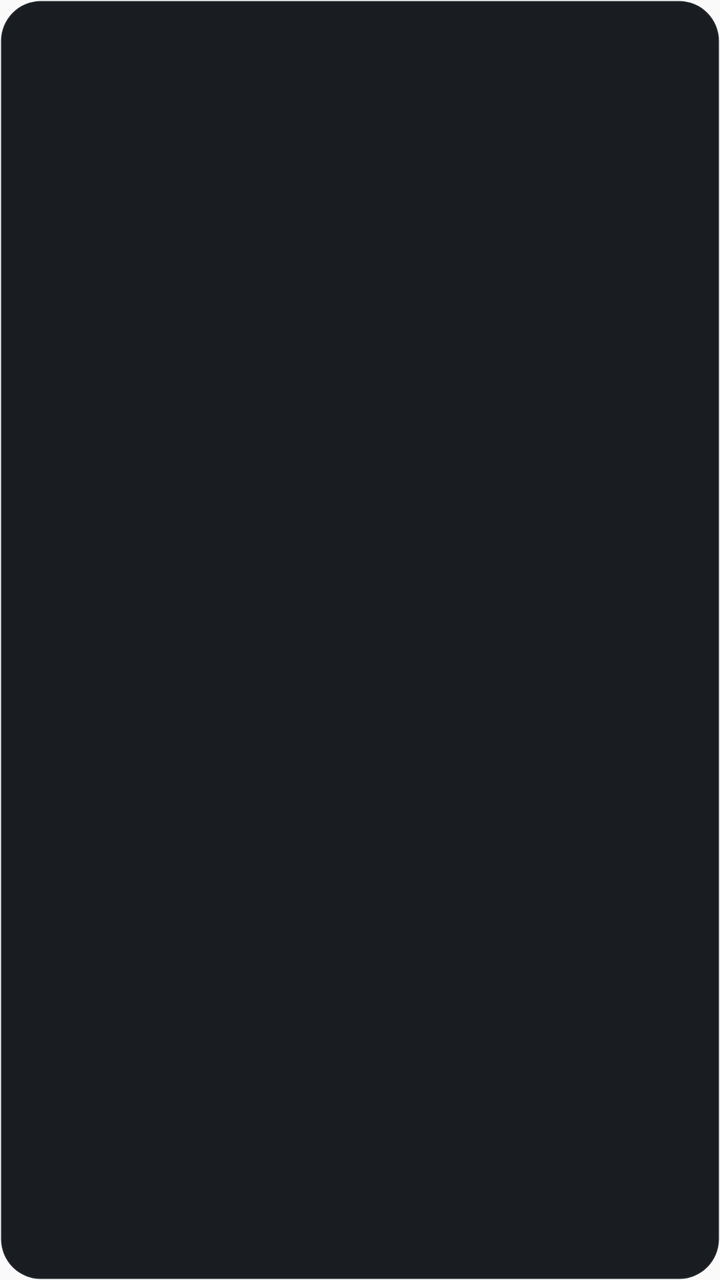
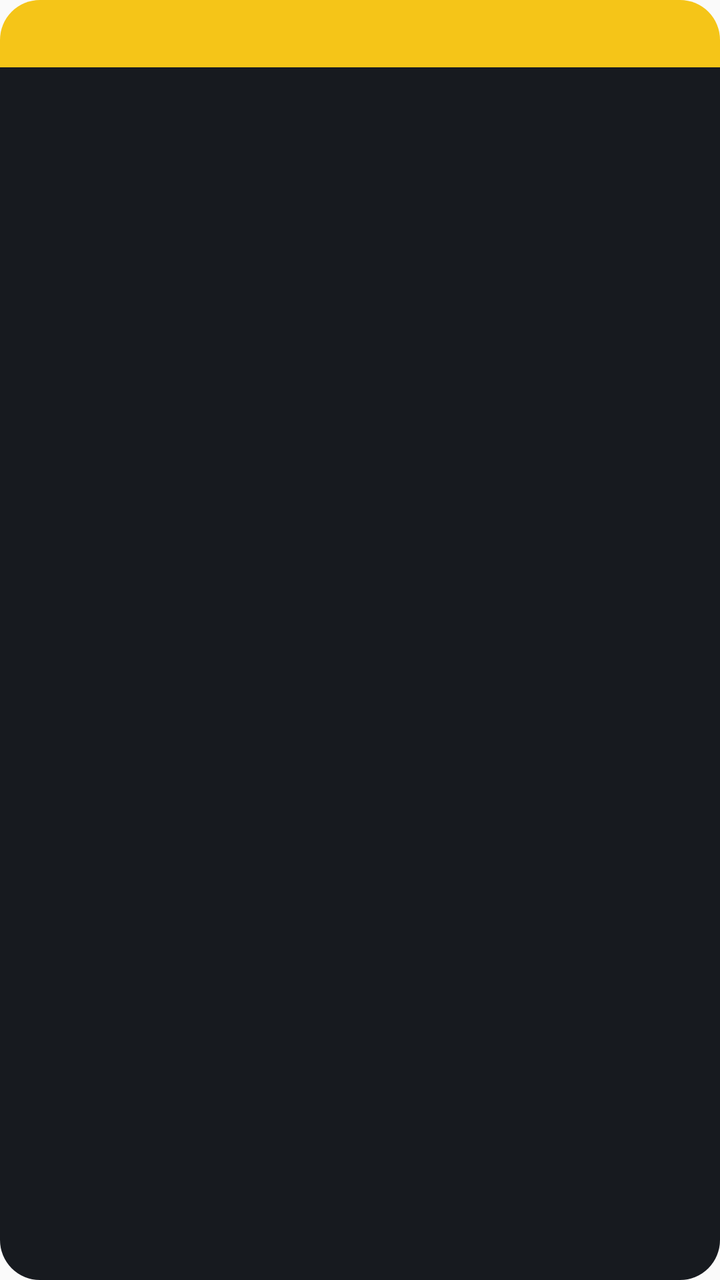

Two renders of the same Android screen: before a commit and after it. Below are the layout's source before the change and the commit's diff.
<!-- AndroidManifest.xml: application theme AppTheme -->
<!-- res/layout/widget_upcoming.xml -->
<?xml version="1.0" encoding="utf-8"?>
<LinearLayout xmlns:android="http://schemas.android.com/apk/res/android"
    android:id="@+id/widget_root"
    android:layout_width="match_parent"
    android:layout_height="match_parent"
    android:background="@drawable/widget_bg"
    android:orientation="vertical"
    android:padding="14dp"
    android:layoutDirection="locale"
    android:textDirection="locale">

    <TextView
        android:id="@+id/title"
        android:layout_width="match_parent"
        android:layout_height="wrap_content"
        android:textColor="#FFD700"
        android:textSize="13sp"
        android:textStyle="bold"
        android:maxLines="1" />

    <TextView
        android:id="@+id/empty"
        android:layout_width="match_parent"
        android:layout_height="wrap_content"
        android:layout_marginTop="8dp"
        android:textColor="#99FFFFFF"
        android:textSize="13sp"
        android:visibility="gone" />

    <LinearLayout android:id="@+id/row1" android:layout_width="match_parent" android:layout_height="wrap_content" android:orientation="vertical" android:layout_marginTop="10dp" android:visibility="gone">
        <TextView android:id="@+id/row1_line1" android:layout_width="match_parent" android:layout_height="wrap_content" android:textColor="#E9C400" android:textSize="11sp" android:maxLines="1" />
        <TextView android:id="@+id/row1_line2" android:layout_width="match_parent" android:layout_height="wrap_content" android:textColor="#FFFFFF" android:textSize="14sp" android:textStyle="bold" android:maxLines="1" android:ellipsize="end" />
    </LinearLayout>

    <LinearLayout android:id="@+id/row2" android:layout_width="match_parent" android:layout_height="wrap_content" android:orientation="vertical" android:layout_marginTop="8dp" android:visibility="gone">
        <TextView android:id="@+id/row2_line1" android:layout_width="match_parent" android:layout_height="wrap_content" android:textColor="#E9C400" android:textSize="11sp" android:maxLines="1" />
        <TextView android:id="@+id/row2_line2" android:layout_width="match_parent" android:layout_height="wrap_content" android:textColor="#FFFFFF" android:textSize="14sp" android:textStyle="bold" android:maxLines="1" android:ellipsize="end" />
    </LinearLayout>

    <LinearLayout android:id="@+id/row3" android:layout_width="match_parent" android:layout_height="wrap_content" android:orientation="vertical" android:layout_marginTop="8dp" android:visibility="gone">
        <TextView android:id="@+id/row3_line1" android:layout_width="match_parent" android:layout_height="wrap_content" android:textColor="#E9C400" android:textSize="11sp" android:maxLines="1" />
        <TextView android:id="@+id/row3_line2" android:layout_width="match_parent" android:layout_height="wrap_content" android:textColor="#FFFFFF" android:textSize="14sp" android:textStyle="bold" android:maxLines="1" android:ellipsize="end" />
    </LinearLayout>

    <LinearLayout android:id="@+id/row4" android:layout_width="match_parent" android:layout_height="wrap_content" android:orientation="vertical" android:layout_marginTop="8dp" android:visibility="gone">
        <TextView android:id="@+id/row4_line1" android:layout_width="match_parent" android:layout_height="wrap_content" android:textColor="#E9C400" android:textSize="11sp" android:maxLines="1" />
        <TextView android:id="@+id/row4_line2" android:layout_width="match_parent" android:layout_height="wrap_content" android:textColor="#FFFFFF" android:textSize="14sp" android:textStyle="bold" android:maxLines="1" android:ellipsize="end" />
    </LinearLayout>
</LinearLayout>
<!-- resources referenced by this layout -->
<resources>
  <!-- drawable widget_bg (drawable) -->
  <?xml version="1.0" encoding="utf-8"?>
  <shape xmlns:android="http://schemas.android.com/apk/res/android" android:shape="rectangle">
      <solid android:color="#F20D1117" />
      <corners android:radius="20dp" />
      <stroke android:width="1dp" android:color="#14FFFFFF" />
  </shape>
  <style name="AppTheme" parent="Theme.AppCompat.Light.DarkActionBar">
          
          <item name="colorPrimary">@color/colorPrimary</item>
          <item name="colorPrimaryDark">@color/colorPrimaryDark</item>
          <item name="colorAccent">@color/colorAccent</item>
      </style>
</resources>

<!-- the commit's change to res/layout/widget_upcoming.xml (unified diff, before → after) -->
@@ -3,47 +3,637 @@
     android:id="@+id/widget_root"
     android:layout_width="match_parent"
     android:layout_height="match_parent"
-    android:background="@drawable/widget_bg"
     android:orientation="vertical"
-    android:padding="14dp"
     android:layoutDirection="locale"
     android:textDirection="locale">
 
-    <TextView
-        android:id="@+id/title"
+    <LinearLayout
         android:layout_width="match_parent"
         android:layout_height="wrap_content"
-        android:textColor="#FFD700"
-        android:textSize="13sp"
-        android:textStyle="bold"
-        android:maxLines="1" />
-
-    <TextView
-        android:id="@+id/empty"
+        android:orientation="horizontal"
+        android:gravity="center_vertical"
+        android:background="@drawable/widget_header_bg"
+        android:paddingStart="14dp"
+        android:paddingEnd="14dp"
+        android:paddingTop="8dp"
+        android:paddingBottom="8dp">
+
+        <TextView
+            android:id="@+id/title"
+            android:layout_width="match_parent"
+            android:layout_height="wrap_content"
+            android:textColor="#161616"
+            android:textSize="13sp"
+            android:textStyle="bold"
+            android:maxLines="1" />
+    </LinearLayout>
+
+    <LinearLayout
+        android:layout_width="match_parent"
+        android:layout_height="0dp"
+        android:layout_weight="1"
+        android:orientation="vertical"
+        android:background="@drawable/widget_body_bg"
+        android:paddingStart="12dp"
+        android:paddingEnd="12dp"
+        android:paddingTop="2dp"
+        android:paddingBottom="6dp">
+
+        <TextView
+            android:id="@+id/empty"
+            android:layout_width="match_parent"
+            android:layout_height="wrap_content"
+            android:layout_marginTop="10dp"
+            android:textColor="#99FFFFFF"
+            android:textSize="13sp"
+            android:visibility="gone" />
+
+    <LinearLayout
+        android:id="@+id/row1"
         android:layout_width="match_parent"
         android:layout_height="wrap_content"
-        android:layout_marginTop="8dp"
-        android:textColor="#99FFFFFF"
-        android:textSize="13sp"
+        android:orientation="horizontal"
+        android:gravity="center_vertical"
+        android:paddingTop="6dp"
+        android:paddingBottom="6dp"
+        android:visibility="gone">
+
+        <ImageView
+            android:id="@+id/row1_poster"
+            android:layout_width="40dp"
+            android:layout_height="57dp"
+            android:scaleType="centerCrop"
+            android:background="#1AFFFFFF"
+            android:importantForAccessibility="no" />
+
+        <LinearLayout
+            android:layout_width="0dp"
+            android:layout_height="wrap_content"
+            android:layout_weight="1"
+            android:layout_marginStart="10dp"
+            android:orientation="vertical">
+
+            <TextView
+                android:id="@+id/row1_title"
+                android:layout_width="match_parent"
+                android:layout_height="wrap_content"
+                android:textColor="#FFFFFF"
+                android:textSize="14sp"
+                android:textStyle="bold"
+                android:maxLines="1"
+                android:ellipsize="end" />
+
+            <LinearLayout
+                android:layout_width="match_parent"
+                android:layout_height="wrap_content"
+                android:orientation="horizontal"
+                android:gravity="center_vertical"
+                android:layout_marginTop="3dp">
+
+                <TextView
+                    android:id="@+id/row1_network"
+                    android:layout_width="wrap_content"
+                    android:layout_height="wrap_content"
+                    android:background="@drawable/widget_pill"
+                    android:paddingStart="6dp"
+                    android:paddingEnd="6dp"
+                    android:paddingTop="1dp"
+                    android:paddingBottom="1dp"
+                    android:textColor="#DDFFFFFF"
+                    android:textSize="10sp"
+                    android:textStyle="bold"
+                    android:maxLines="1" />
+
+                <TextView
+                    android:id="@+id/row1_ep"
+                    android:layout_width="wrap_content"
+                    android:layout_height="wrap_content"
+                    android:layout_marginStart="6dp"
+                    android:textColor="#99FFFFFF"
+                    android:textSize="12sp"
+                    android:maxLines="1" />
+            </LinearLayout>
+        </LinearLayout>
+
+        <LinearLayout
+            android:layout_width="wrap_content"
+            android:layout_height="wrap_content"
+            android:layout_marginStart="8dp"
+            android:orientation="vertical"
+            android:gravity="end">
+
+            <TextView
+                android:id="@+id/row1_date"
+                android:layout_width="wrap_content"
+                android:layout_height="wrap_content"
+                android:textColor="#FFFFFF"
+                android:textSize="12sp"
+                android:textStyle="bold"
+                android:maxLines="1" />
+
+            <TextView
+                android:id="@+id/row1_time"
+                android:layout_width="wrap_content"
+                android:layout_height="wrap_content"
+                android:textColor="#80FFFFFF"
+                android:textSize="11sp"
+                android:maxLines="1" />
+        </LinearLayout>
+    </LinearLayout>
+    <View
+        android:id="@+id/sep2"
+        android:layout_width="match_parent"
+        android:layout_height="1dp"
+        android:background="#14FFFFFF"
         android:visibility="gone" />
 
-    <LinearLayout android:id="@+id/row1" android:layout_width="match_parent" android:layout_height="wrap_content" android:orientation="vertical" android:layout_marginTop="10dp" android:visibility="gone">
-        <TextView android:id="@+id/row1_line1" android:layout_width="match_parent" android:layout_height="wrap_content" android:textColor="#E9C400" android:textSize="11sp" android:maxLines="1" />
-        <TextView android:id="@+id/row1_line2" android:layout_width="match_parent" android:layout_height="wrap_content" android:textColor="#FFFFFF" android:textSize="14sp" android:textStyle="bold" android:maxLines="1" android:ellipsize="end" />
-    </LinearLayout>
-
-    <LinearLayout android:id="@+id/row2" android:layout_width="match_parent" android:layout_height="wrap_content" android:orientation="vertical" android:layout_marginTop="8dp" android:visibility="gone">
-        <TextView android:id="@+id/row2_line1" android:layout_width="match_parent" android:layout_height="wrap_content" android:textColor="#E9C400" android:textSize="11sp" android:maxLines="1" />
-        <TextView android:id="@+id/row2_line2" android:layout_width="match_parent" android:layout_height="wrap_content" android:textColor="#FFFFFF" android:textSize="14sp" android:textStyle="bold" android:maxLines="1" android:ellipsize="end" />
-    </LinearLayout>
-
-    <LinearLayout android:id="@+id/row3" android:layout_width="match_parent" android:layout_height="wrap_content" android:orientation="vertical" android:layout_marginTop="8dp" android:visibility="gone">
-        <TextView android:id="@+id/row3_line1" android:layout_width="match_parent" android:layout_height="wrap_content" android:textColor="#E9C400" android:textSize="11sp" android:maxLines="1" />
-        <TextView android:id="@+id/row3_line2" android:layout_width="match_parent" android:layout_height="wrap_content" android:textColor="#FFFFFF" android:textSize="14sp" android:textStyle="bold" android:maxLines="1" android:ellipsize="end" />
-    </LinearLayout>
-
-    <LinearLayout android:id="@+id/row4" android:layout_width="match_parent" android:layout_height="wrap_content" android:orientation="vertical" android:layout_marginTop="8dp" android:visibility="gone">
-        <TextView android:id="@+id/row4_line1" android:layout_width="match_parent" android:layout_height="wrap_content" android:textColor="#E9C400" android:textSize="11sp" android:maxLines="1" />
-        <TextView android:id="@+id/row4_line2" android:layout_width="match_parent" android:layout_height="wrap_content" android:textColor="#FFFFFF" android:textSize="14sp" android:textStyle="bold" android:maxLines="1" android:ellipsize="end" />
+    <LinearLayout
+        android:id="@+id/row2"
+        android:layout_width="match_parent"
+        android:layout_height="wrap_content"
+        android:orientation="horizontal"
+        android:gravity="center_vertical"
+        android:paddingTop="6dp"
+        android:paddingBottom="6dp"
+        android:visibility="gone">
+
+        <ImageView
+            android:id="@+id/row2_poster"
+            android:layout_width="40dp"
+            android:layout_height="57dp"
+            android:scaleType="centerCrop"
+            android:background="#1AFFFFFF"
+            android:importantForAccessibility="no" />
+
+        <LinearLayout
+            android:layout_width="0dp"
+            android:layout_height="wrap_content"
+            android:layout_weight="1"
+            android:layout_marginStart="10dp"
+            android:orientation="vertical">
+
+            <TextView
+                android:id="@+id/row2_title"
+                android:layout_width="match_parent"
+                android:layout_height="wrap_content"
+                android:textColor="#FFFFFF"
+                android:textSize="14sp"
+                android:textStyle="bold"
+                android:maxLines="1"
+                android:ellipsize="end" />
+
+            <LinearLayout
+                android:layout_width="match_parent"
+                android:layout_height="wrap_content"
+                android:orientation="horizontal"
+                android:gravity="center_vertical"
+                android:layout_marginTop="3dp">
+
+                <TextView
+                    android:id="@+id/row2_network"
+                    android:layout_width="wrap_content"
+                    android:layout_height="wrap_content"
+                    android:background="@drawable/widget_pill"
+                    android:paddingStart="6dp"
+                    android:paddingEnd="6dp"
+                    android:paddingTop="1dp"
+                    android:paddingBottom="1dp"
+                    android:textColor="#DDFFFFFF"
+                    android:textSize="10sp"
+                    android:textStyle="bold"
+                    android:maxLines="1" />
+
+                <TextView
+                    android:id="@+id/row2_ep"
+                    android:layout_width="wrap_content"
+                    android:layout_height="wrap_content"
+                    android:layout_marginStart="6dp"
+                    android:textColor="#99FFFFFF"
+                    android:textSize="12sp"
+                    android:maxLines="1" />
+            </LinearLayout>
+        </LinearLayout>
+
+        <LinearLayout
+            android:layout_width="wrap_content"
+            android:layout_height="wrap_content"
+            android:layout_marginStart="8dp"
+            android:orientation="vertical"
+            android:gravity="end">
+
+            <TextView
+                android:id="@+id/row2_date"
+                android:layout_width="wrap_content"
+                android:layout_height="wrap_content"
+                android:textColor="#FFFFFF"
+                android:textSize="12sp"
+                android:textStyle="bold"
+                android:maxLines="1" />
+
+            <TextView
+                android:id="@+id/row2_time"
+                android:layout_width="wrap_content"
+                android:layout_height="wrap_content"
+                android:textColor="#80FFFFFF"
+                android:textSize="11sp"
+                android:maxLines="1" />
+        </LinearLayout>
+    </LinearLayout>
+    <View
+        android:id="@+id/sep3"
+        android:layout_width="match_parent"
+        android:layout_height="1dp"
+        android:background="#14FFFFFF"
+        android:visibility="gone" />
+
+    <LinearLayout
+        android:id="@+id/row3"
+        android:layout_width="match_parent"
+        android:layout_height="wrap_content"
+        android:orientation="horizontal"
+        android:gravity="center_vertical"
+        android:paddingTop="6dp"
+        android:paddingBottom="6dp"
+        android:visibility="gone">
+
+        <ImageView
+            android:id="@+id/row3_poster"
+            android:layout_width="40dp"
+            android:layout_height="57dp"
+            android:scaleType="centerCrop"
+            android:background="#1AFFFFFF"
+            android:importantForAccessibility="no" />
+
+        <LinearLayout
+            android:layout_width="0dp"
+            android:layout_height="wrap_content"
+            android:layout_weight="1"
+            android:layout_marginStart="10dp"
+            android:orientation="vertical">
+
+            <TextView
+                android:id="@+id/row3_title"
+                android:layout_width="match_parent"
+                android:layout_height="wrap_content"
+                android:textColor="#FFFFFF"
+                android:textSize="14sp"
+                android:textStyle="bold"
+                android:maxLines="1"
+                android:ellipsize="end" />
+
+            <LinearLayout
+                android:layout_width="match_parent"
+                android:layout_height="wrap_content"
+                android:orientation="horizontal"
+                android:gravity="center_vertical"
+                android:layout_marginTop="3dp">
+
+                <TextView
+                    android:id="@+id/row3_network"
+                    android:layout_width="wrap_content"
+                    android:layout_height="wrap_content"
+                    android:background="@drawable/widget_pill"
+                    android:paddingStart="6dp"
+                    android:paddingEnd="6dp"
+                    android:paddingTop="1dp"
+                    android:paddingBottom="1dp"
+                    android:textColor="#DDFFFFFF"
+                    android:textSize="10sp"
+                    android:textStyle="bold"
+                    android:maxLines="1" />
+
+                <TextView
+                    android:id="@+id/row3_ep"
+                    android:layout_width="wrap_content"
+                    android:layout_height="wrap_content"
+                    android:layout_marginStart="6dp"
+                    android:textColor="#99FFFFFF"
+                    android:textSize="12sp"
+                    android:maxLines="1" />
+            </LinearLayout>
+        </LinearLayout>
+
+        <LinearLayout
+            android:layout_width="wrap_content"
+            android:layout_height="wrap_content"
+            android:layout_marginStart="8dp"
+            android:orientation="vertical"
+            android:gravity="end">
+
+            <TextView
+                android:id="@+id/row3_date"
+                android:layout_width="wrap_content"
+                android:layout_height="wrap_content"
+                android:textColor="#FFFFFF"
+                android:textSize="12sp"
+                android:textStyle="bold"
+                android:maxLines="1" />
+
+            <TextView
+                android:id="@+id/row3_time"
+                android:layout_width="wrap_content"
+                android:layout_height="wrap_content"
+                android:textColor="#80FFFFFF"
+                android:textSize="11sp"
+                android:maxLines="1" />
+        </LinearLayout>
+    </LinearLayout>
+    <View
+        android:id="@+id/sep4"
+        android:layout_width="match_parent"
+        android:layout_height="1dp"
+        android:background="#14FFFFFF"
+        android:visibility="gone" />
+
+    <LinearLayout
+        android:id="@+id/row4"
+        android:layout_width="match_parent"
+        android:layout_height="wrap_content"
+        android:orientation="horizontal"
+        android:gravity="center_vertical"
+        android:paddingTop="6dp"
+        android:paddingBottom="6dp"
+        android:visibility="gone">
+
+        <ImageView
+            android:id="@+id/row4_poster"
+            android:layout_width="40dp"
+            android:layout_height="57dp"
+            android:scaleType="centerCrop"
+            android:background="#1AFFFFFF"
+            android:importantForAccessibility="no" />
+
+        <LinearLayout
+            android:layout_width="0dp"
+            android:layout_height="wrap_content"
+            android:layout_weight="1"
+            android:layout_marginStart="10dp"
+            android:orientation="vertical">
+
+            <TextView
+                android:id="@+id/row4_title"
+                android:layout_width="match_parent"
+                android:layout_height="wrap_content"
+                android:textColor="#FFFFFF"
+                android:textSize="14sp"
+                android:textStyle="bold"
+                android:maxLines="1"
+                android:ellipsize="end" />
+
+            <LinearLayout
+                android:layout_width="match_parent"
+                android:layout_height="wrap_content"
+                android:orientation="horizontal"
+                android:gravity="center_vertical"
+                android:layout_marginTop="3dp">
+
+                <TextView
+                    android:id="@+id/row4_network"
+                    android:layout_width="wrap_content"
+                    android:layout_height="wrap_content"
+                    android:background="@drawable/widget_pill"
+                    android:paddingStart="6dp"
+                    android:paddingEnd="6dp"
+                    android:paddingTop="1dp"
+                    android:paddingBottom="1dp"
+                    android:textColor="#DDFFFFFF"
+                    android:textSize="10sp"
+                    android:textStyle="bold"
+                    android:maxLines="1" />
+
+                <TextView
+                    android:id="@+id/row4_ep"
+                    android:layout_width="wrap_content"
+                    android:layout_height="wrap_content"
+                    android:layout_marginStart="6dp"
+                    android:textColor="#99FFFFFF"
+                    android:textSize="12sp"
+                    android:maxLines="1" />
+            </LinearLayout>
+        </LinearLayout>
+
+        <LinearLayout
+            android:layout_width="wrap_content"
+            android:layout_height="wrap_content"
+            android:layout_marginStart="8dp"
+            android:orientation="vertical"
+            android:gravity="end">
+
+            <TextView
+                android:id="@+id/row4_date"
+                android:layout_width="wrap_content"
+                android:layout_height="wrap_content"
+                android:textColor="#FFFFFF"
+                android:textSize="12sp"
+                android:textStyle="bold"
+                android:maxLines="1" />
+
+            <TextView
+                android:id="@+id/row4_time"
+                android:layout_width="wrap_content"
+                android:layout_height="wrap_content"
+                android:textColor="#80FFFFFF"
+                android:textSize="11sp"
+                android:maxLines="1" />
+        </LinearLayout>
+    </LinearLayout>
+    <View
+        android:id="@+id/sep5"
+        android:layout_width="match_parent"
+        android:layout_height="1dp"
+        android:background="#14FFFFFF"
+        android:visibility="gone" />
+
+    <LinearLayout
+        android:id="@+id/row5"
+        android:layout_width="match_parent"
+        android:layout_height="wrap_content"
+        android:orientation="horizontal"
+        android:gravity="center_vertical"
+        android:paddingTop="6dp"
+        android:paddingBottom="6dp"
+        android:visibility="gone">
+
+        <ImageView
+            android:id="@+id/row5_poster"
+            android:layout_width="40dp"
+            android:layout_height="57dp"
+            android:scaleType="centerCrop"
+            android:background="#1AFFFFFF"
+            android:importantForAccessibility="no" />
+
+        <LinearLayout
+            android:layout_width="0dp"
+            android:layout_height="wrap_content"
+            android:layout_weight="1"
+            android:layout_marginStart="10dp"
+            android:orientation="vertical">
+
+            <TextView
+                android:id="@+id/row5_title"
+                android:layout_width="match_parent"
+                android:layout_height="wrap_content"
+                android:textColor="#FFFFFF"
+                android:textSize="14sp"
+                android:textStyle="bold"
+                android:maxLines="1"
+                android:ellipsize="end" />
+
+            <LinearLayout
+                android:layout_width="match_parent"
+                android:layout_height="wrap_content"
+                android:orientation="horizontal"
+                android:gravity="center_vertical"
+                android:layout_marginTop="3dp">
+
+                <TextView
+                    android:id="@+id/row5_network"
+                    android:layout_width="wrap_content"
+                    android:layout_height="wrap_content"
+                    android:background="@drawable/widget_pill"
+                    android:paddingStart="6dp"
+                    android:paddingEnd="6dp"
+                    android:paddingTop="1dp"
+                    android:paddingBottom="1dp"
+                    android:textColor="#DDFFFFFF"
+                    android:textSize="10sp"
+                    android:textStyle="bold"
+                    android:maxLines="1" />
+
+                <TextView
+                    android:id="@+id/row5_ep"
+                    android:layout_width="wrap_content"
+                    android:layout_height="wrap_content"
+                    android:layout_marginStart="6dp"
+                    android:textColor="#99FFFFFF"
+                    android:textSize="12sp"
+                    android:maxLines="1" />
+            </LinearLayout>
+        </LinearLayout>
+
+        <LinearLayout
+            android:layout_width="wrap_content"
+            android:layout_height="wrap_content"
+            android:layout_marginStart="8dp"
+            android:orientation="vertical"
+            android:gravity="end">
+
+            <TextView
+                android:id="@+id/row5_date"
+                android:layout_width="wrap_content"
+                android:layout_height="wrap_content"
+                android:textColor="#FFFFFF"
+                android:textSize="12sp"
+                android:textStyle="bold"
+                android:maxLines="1" />
+
+            <TextView
+                android:id="@+id/row5_time"
+                android:layout_width="wrap_content"
+                android:layout_height="wrap_content"
+                android:textColor="#80FFFFFF"
+                android:textSize="11sp"
+                android:maxLines="1" />
+        </LinearLayout>
+    </LinearLayout>
+    <View
+        android:id="@+id/sep6"
+        android:layout_width="match_parent"
+        android:layout_height="1dp"
+        android:background="#14FFFFFF"
+        android:visibility="gone" />
+
+    <LinearLayout
+        android:id="@+id/row6"
+        android:layout_width="match_parent"
+        android:layout_height="wrap_content"
+        android:orientation="horizontal"
+        android:gravity="center_vertical"
+        android:paddingTop="6dp"
+        android:paddingBottom="6dp"
+        android:visibility="gone">
+
+        <ImageView
+            android:id="@+id/row6_poster"
+            android:layout_width="40dp"
+            android:layout_height="57dp"
+            android:scaleType="centerCrop"
+            android:background="#1AFFFFFF"
+            android:importantForAccessibility="no" />
+
+        <LinearLayout
+            android:layout_width="0dp"
+            android:layout_height="wrap_content"
+            android:layout_weight="1"
+            android:layout_marginStart="10dp"
+            android:orientation="vertical">
+
+            <TextView
+                android:id="@+id/row6_title"
+                android:layout_width="match_parent"
+                android:layout_height="wrap_content"
+                android:textColor="#FFFFFF"
+                android:textSize="14sp"
+                android:textStyle="bold"
+                android:maxLines="1"
+                android:ellipsize="end" />
+
+            <LinearLayout
+                android:layout_width="match_parent"
+                android:layout_height="wrap_content"
+                android:orientation="horizontal"
+                android:gravity="center_vertical"
+                android:layout_marginTop="3dp">
+
+                <TextView
+                    android:id="@+id/row6_network"
+                    android:layout_width="wrap_content"
+                    android:layout_height="wrap_content"
+                    android:background="@drawable/widget_pill"
+                    android:paddingStart="6dp"
+                    android:paddingEnd="6dp"
+                    android:paddingTop="1dp"
+                    android:paddingBottom="1dp"
+                    android:textColor="#DDFFFFFF"
+                    android:textSize="10sp"
+                    android:textStyle="bold"
+                    android:maxLines="1" />
+
+                <TextView
+                    android:id="@+id/row6_ep"
+                    android:layout_width="wrap_content"
+                    android:layout_height="wrap_content"
+                    android:layout_marginStart="6dp"
+                    android:textColor="#99FFFFFF"
+                    android:textSize="12sp"
+                    android:maxLines="1" />
+            </LinearLayout>
+        </LinearLayout>
+
+        <LinearLayout
+            android:layout_width="wrap_content"
+            android:layout_height="wrap_content"
+            android:layout_marginStart="8dp"
+            android:orientation="vertical"
+            android:gravity="end">
+
+            <TextView
+                android:id="@+id/row6_date"
+                android:layout_width="wrap_content"
+                android:layout_height="wrap_content"
+                android:textColor="#FFFFFF"
+                android:textSize="12sp"
+                android:textStyle="bold"
+                android:maxLines="1" />
+
+            <TextView
+                android:id="@+id/row6_time"
+                android:layout_width="wrap_content"
+                android:layout_height="wrap_content"
+                android:textColor="#80FFFFFF"
+                android:textSize="11sp"
+                android:maxLines="1" />
+        </LinearLayout>
+    </LinearLayout>
     </LinearLayout>
 </LinearLayout>
<!-- resource entries referenced after the edit -->
@@ -1,11 +1,22 @@
 <!-- resources referenced by this layout -->
 <resources>
-  <!-- drawable widget_bg (drawable) -->
+  <!-- drawable widget_body_bg (drawable) -->
   <?xml version="1.0" encoding="utf-8"?>
   <shape xmlns:android="http://schemas.android.com/apk/res/android" android:shape="rectangle">
-      <solid android:color="#F20D1117" />
-      <corners android:radius="20dp" />
-      <stroke android:width="1dp" android:color="#14FFFFFF" />
+      <solid android:color="#F7101318" />
+      <corners android:bottomLeftRadius="20dp" android:bottomRightRadius="20dp" />
+  </shape>
+  <!-- drawable widget_header_bg (drawable) -->
+  <?xml version="1.0" encoding="utf-8"?>
+  <shape xmlns:android="http://schemas.android.com/apk/res/android" android:shape="rectangle">
+      <solid android:color="#F5C518" />
+      <corners android:topLeftRadius="20dp" android:topRightRadius="20dp" />
+  </shape>
+  <!-- drawable widget_pill (drawable) -->
+  <?xml version="1.0" encoding="utf-8"?>
+  <shape xmlns:android="http://schemas.android.com/apk/res/android" android:shape="rectangle">
+      <solid android:color="#2EFFFFFF" />
+      <corners android:radius="5dp" />
   </shape>
   <style name="AppTheme" parent="Theme.AppCompat.Light.DarkActionBar">
           
